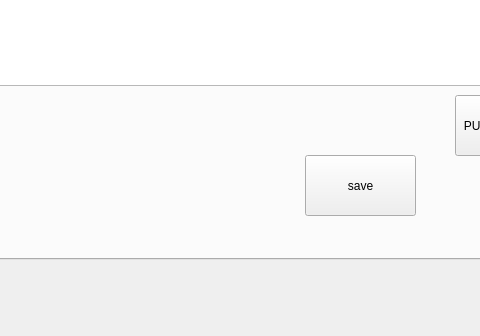
Above: src/mainwindow.ui from siliconvalleyar-oss/shimming_freebuff before the change; both pictures show x 357 to 837 and y 248 to 584 of the 1167 by 584 pixel window. Below: the same form after it.
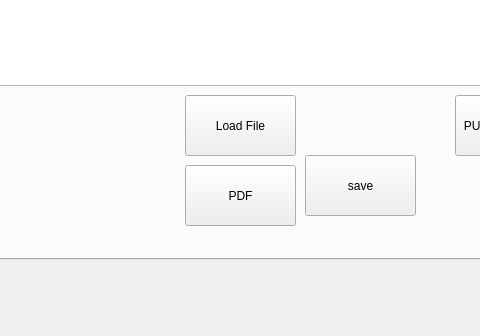
That is the form after the change. The open tabs and pages were chosen to show the change.

Commit message: Add Load File and PDF export buttons, printsupport dep

```diff
--- a/src/mainwindow.ui
+++ b/src/mainwindow.ui
@@ -164,6 +164,32 @@
        <string>save</string>
       </property>
      </widget>
+      <widget class="QPushButton" name="pushButton_load_file">
+       <property name="geometry">
+        <rect>
+         <x>530</x>
+         <y>290</y>
+         <width>111</width>
+         <height>61</height>
+        </rect>
+       </property>
+       <property name="text">
+        <string>Load File</string>
+       </property>
+      </widget>
+      <widget class="QPushButton" name="pushButton_generate_pdf">
+       <property name="geometry">
+        <rect>
+         <x>530</x>
+         <y>360</y>
+         <width>111</width>
+         <height>61</height>
+        </rect>
+       </property>
+       <property name="text">
+        <string>PDF</string>
+       </property>
+      </widget>
     </widget>
     <widget class="QWidget" name="tab_config">
      <attribute name="title">
```
Lines whose indentation alone changed are shown as unchanged. The commit also changes 5 other files.
